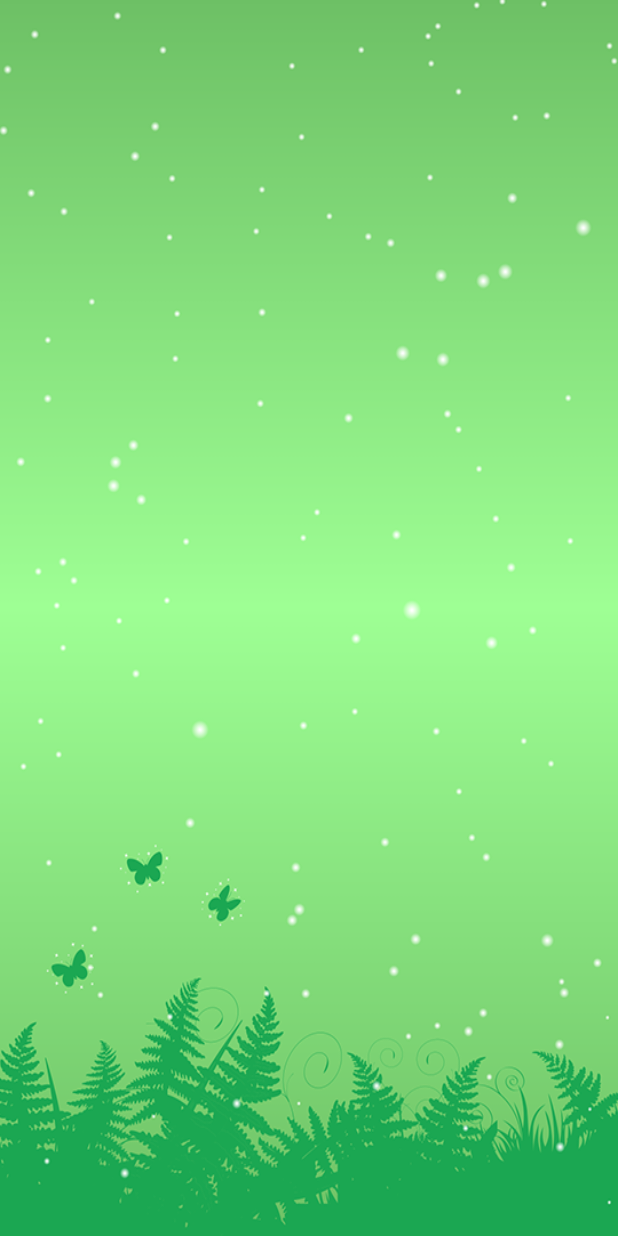
After one commit to nguyenvantung/KidPain, an Android app: the SplashActivity screen opened directly, with no data from a screen before it, on a phone screen of 412 x 824 dp. The commit adds this screen. Run offline under Robolectric (Android 15) with nearby library versions, the phone set to English and light mode, and no system bars.

Commit message:
base project

```diff
--- a/app/build.gradle
+++ b/app/build.gradle
@@ -6,7 +6,7 @@ android {
 
     defaultConfig {
         applicationId "color.kidpaint.com.kidpaintcolor"
-        minSdkVersion 23
+        minSdkVersion 16
         targetSdkVersion 25
         versionCode 1
         versionName "1.0"
@@ -24,4 +24,5 @@ dependencies {
     testCompile 'junit:junit:4.12'
     compile 'com.android.support:appcompat-v7:25.1.0'
     compile 'com.android.support:design:25.1.0'
+    compile 'com.jakewharton:butterknife:8.4.0'
 }
--- /dev/null
+++ b/app/src/main/java/color/kidpaint/com/kidpaintcolor/SplashActivity.java
@@ -0,0 +1,33 @@
+package color.kidpaint.com.kidpaintcolor;
+
+import android.content.Intent;
+import android.os.Bundle;
+import android.os.Handler;
+import android.support.annotation.Nullable;
+import android.support.v7.app.AppCompatActivity;
+
+/**
+ * Created by Tung Nguyen on 12/20/2016.
+ */
+public class SplashActivity extends AppCompatActivity{
+
+
+    public void nextScreen(){
+        Intent intent = new Intent(this, MainActivity.class);
+        startActivity(intent);
+        finish();
+    }
+
+    @Override
+    protected void onCreate(@Nullable Bundle savedInstanceState) {
+        super.onCreate(savedInstanceState);
+        setContentView(R.layout.activity_splash);
+        Handler handler = new Handler();
+        handler.postDelayed(new Runnable() {
+            @Override
+            public void run() {
+                nextScreen();
+            }
+        }, 2000);
+    }
+}
--- /dev/null
+++ b/app/src/main/res/layout/activity_splash.xml
@@ -0,0 +1,13 @@
+<?xml version="1.0" encoding="utf-8"?>
+<LinearLayout xmlns:android="http://schemas.android.com/apk/res/android"
+    android:layout_width="match_parent"
+    android:layout_height="match_parent"
+    android:orientation="vertical">
+
+    <ImageView
+        android:layout_width="match_parent"
+        android:layout_height="match_parent"
+        android:scaleType="fitXY"
+        android:src="@drawable/loading_backround" />
+
+</LinearLayout>
--- a/app/src/main/res/values/styles.xml
+++ b/app/src/main/res/values/styles.xml
@@ -1,7 +1,7 @@
 <resources>
 
     <!-- Base application theme. -->
-    <style name="AppTheme" parent="Theme.AppCompat.Light.DarkActionBar">
+    <style name="AppTheme" parent="Theme.AppCompat.Light.NoActionBar">
         <!-- Customize your theme here. -->
         <item name="colorPrimary">@color/colorPrimary</item>
         <item name="colorPrimaryDark">@color/colorPrimaryDark</item>
```
Also changed, not shown: app/src/main/AndroidManifest.xml (+8 -3 lines), app/src/main/java/color/kidpaint/com/kidpaintcolor/MainActivity.java (+0 -22 lines), app/src/main/res/layout/content_main.xml (+4 -4 lines), app/src/main/res/drawable-hdpi/loading_backround.png (added).
